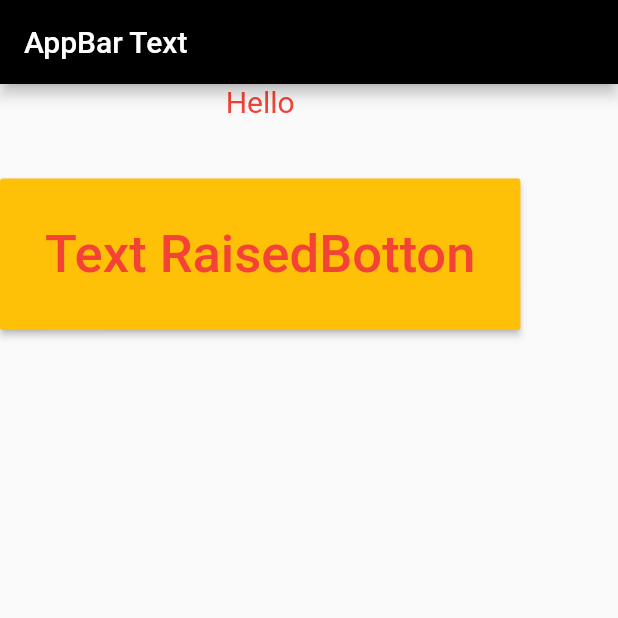
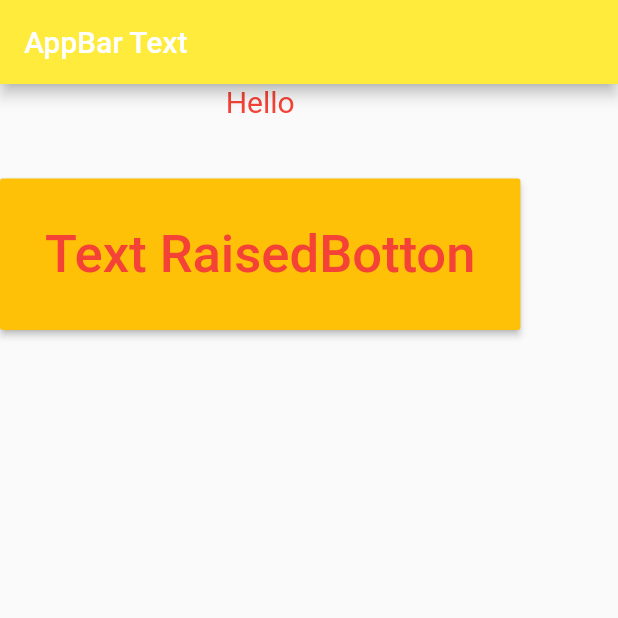
Before and after one commit to Devsaci/flutter2basic, a Flutter app: the screen it shows after launch, after a tap on "Text RaisedBotton", on a phone screen of 412 x 824 dp, the top half of it. Run offline on Flutter 3.47's test engine with Material 2 defaults, Android fonts, the phone set to English and light mode, and no system bars.

Commit message:
colorAppBar

```diff
--- a/lib/main.dart
+++ b/lib/main.dart
@@ -11,16 +11,19 @@ class MyApp extends StatefulWidget {
 
 class _MyAppState extends State<MyApp> {
   var str = "BLABLA";
+  var colorAppBar = Colors.black;
 
   void onPressedFunction() {
     setState(() {
       str = "Hello";
+      colorAppBar=Colors.yellow;
     });
   }
 
   void onLongPressFunction() {
     setState(() {
       str = "BayBay";
+      colorAppBar = Colors.black87;
     });
   }
 
@@ -29,7 +32,7 @@ class _MyAppState extends State<MyApp> {
         home: Scaffold(
             appBar: AppBar(
               title: Text("AppBar Text"),
-                backgroundColor: Colors.black,
+              backgroundColor: colorAppBar,
             ),
             body: Column(
               children: <Widget>[
```
